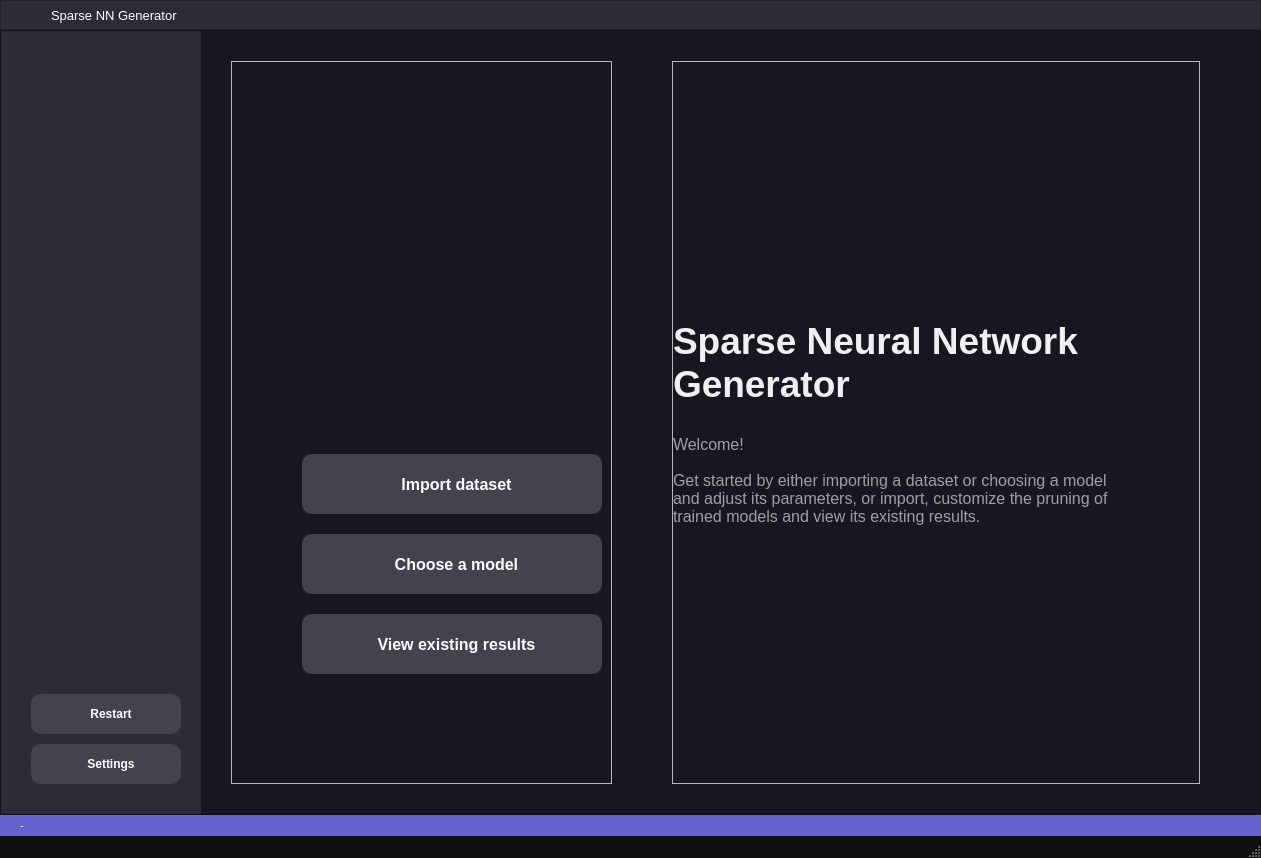
saxovia/bsc-thesis, file file.ui: the form before one commit.
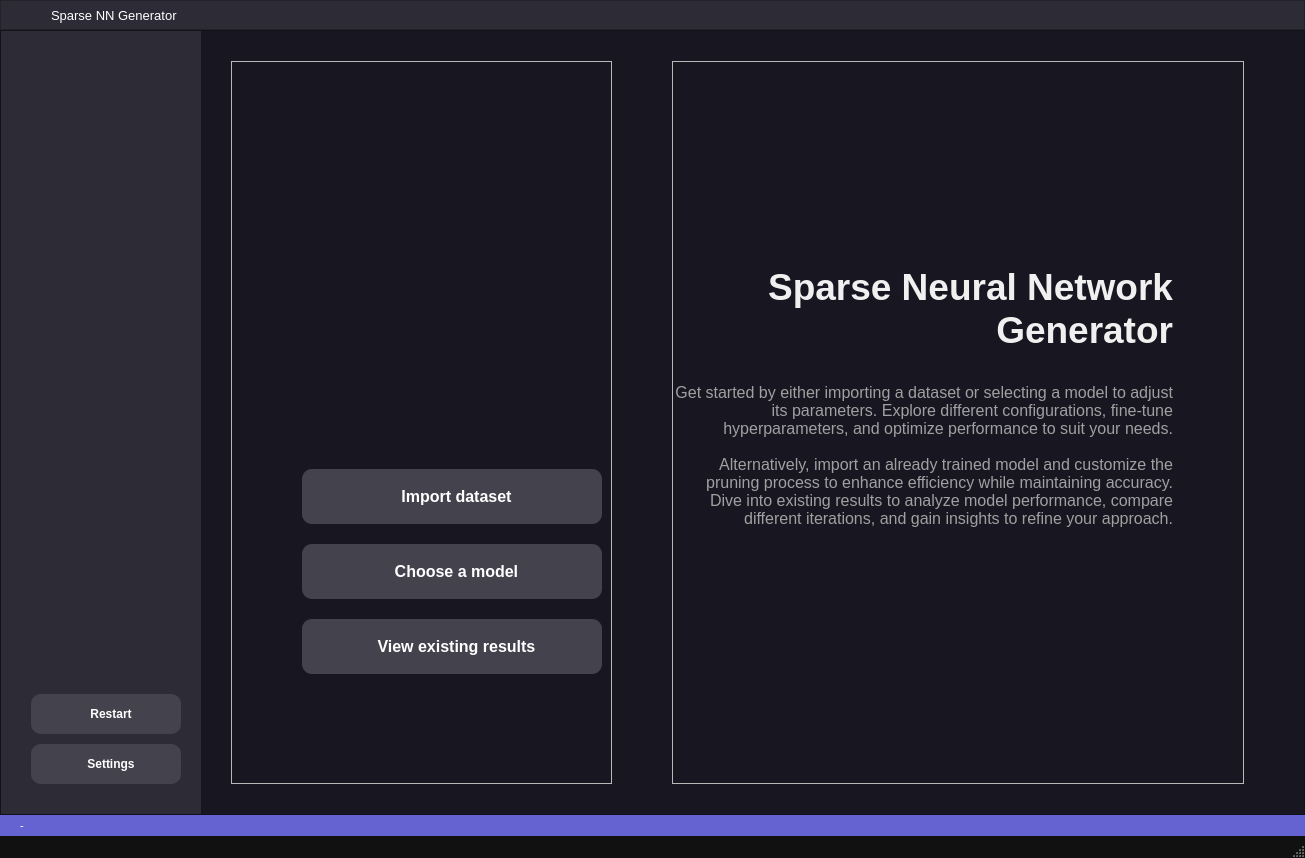
The form after the commit. The open tabs and pages were chosen to show the change. Icons and pictures are not drawn.

Commit message: Adjust Messagebox design and fix a couple of bugs

What changed in the file:
```diff
--- a/file.ui
+++ b/file.ui
@@ -9,7 +9,7 @@
    <rect>
     <x>0</x>
     <y>0</y>
-    <width>1261</width>
+    <width>1305</width>
     <height>858</height>
    </rect>
   </property>
@@ -44,13 +44,13 @@
 }
 
 QScrollArea {
-	background-color: #181621;
+	background-color: transparent;
 	border: none;
 }
 
 
 QScrollBar:vertical {
-	background-color: #121212;
+	background-color: transparent;
 	width: 8px;
 	height: 8px;
 	border-radius: 5px;
@@ -75,7 +75,7 @@
 QTextEdit QScrollBar::sub-line:vertical,
 QScrollBar::add-page:vertical,
 QScrollBar::sub-page:vertical {
-	background-color: #181621;
+	background-color: transparent;
 	border: none
 }
 
@@ -84,7 +84,7 @@
 }
 
 QScrollArea QWidget {
-	background-color: #181621;
+	background-color: transparent;
 }
 
 QLabel {
@@ -107,7 +107,10 @@
 	background-color: #494dca;
 }
 
-#dataset_page .QPushButton,  #model_page .QPushButton, #choose_results .QPushButton, #side_widget .QPushButton{
+#dataset_page .QPushButton,
+#model_page .QPushButton,
+#choose_results .QPushButton,
+#side_widget .QPushButton {
 	background-color: #44424c;
 	color: #fff;
 	border-radius: 10px;
@@ -117,15 +120,15 @@
 	max-height: 40px;
 }
 
-#home_page .QPushButton{
+#home_page .QPushButton {
 	background-color: #44424c;
 	color: #fff;
 	font-size: 16px;
 	border-radius: 10px;
 	min-width: 300px;
 	max-width: 300px;
-	min-height: 60px;
-	max-height: 60px;
+	min-height: 55px;
+	max-height: 55px;
 }
 
 #main_frame .QPushButton:hover {
@@ -172,17 +175,29 @@
 	background-color: #c42b1c;
 }
 
+QComboBox {
+	color: #fff;
+	background-color: #2d2b36;
+	border-radius: 5px;
+	border-color: transparent;
+	padding: 5px;
+	background-color: #2d2b36;
+}
 
 QMessageBox {
 	background-color: black;
 	color: white;
 	border-radius: 10px;
-	font-size: 12px;
-	padding: 100px;
-	border-radius: 10px;
-	border-style: solid;
-	border-width: 20px;
-	border-color: black;
+	font-size: 14px;
+	text-align: center;
+
+}
+
+QMessageBox QLabel {
+	margin: 30px;
+	margin-right: 40px;
+	margin-top: 40px;
+	padding-right: 30px;
 }
 
 QMessageBox QPushButton {
@@ -210,13 +225,11 @@
 QPlainTextEdit {
 	color: #fff;
 	background-color: #2d2b36;
-	border: none;
+	border-radius: 5px;
+	border-color: transparent;
 }
 
-QComboBox {
-	border: none;
-	background-color: #2d2b36;
-}
+
 
 #main_widget {
 	background-image: url(./resources/mainwindow.png);
@@ -227,14 +240,7 @@
 
 #side_widget {
 	background-image: url(./resources/sidewidget.png)
-}
-
- {
-	width: 200px !important;
-	height: 40px !important;
-}
-
-</string>
+}</string>
   </property>
   <widget class="QWidget" name="centralwidget">
    <property name="enabled">
@@ -436,13 +442,19 @@
                    <property name="sizeHint" stdset="0">
                     <size>
                      <width>20</width>
-                     <height>40</height>
+                     <height>30</height>
                     </size>
                    </property>
                   </spacer>
                  </item>
                  <item row="2" column="1">
                   <widget class="QLabel" name="home_text">
+                   <property name="minimumSize">
+                    <size>
+                     <width>500</width>
+                     <height>200</height>
+                    </size>
+                   </property>
                    <property name="maximumSize">
                     <size>
                      <width>600</width>
@@ -458,15 +470,15 @@
                     <string notr="true">color: rgb(160, 160, 160)</string>
                    </property>
                    <property name="text">
-                    <string>Welcome!
+                    <string>Get started by either importing a dataset or selecting a model to adjust its parameters. Explore different configurations, fine-tune hyperparameters, and optimize performance to suit your needs.
 
-Get started by either importing a dataset or choosing a model and adjust its parameters, or import, customize the pruning of trained models and view its existing results.</string>
+Alternatively, import an already trained model and customize the pruning process to enhance efficiency while maintaining accuracy. Dive into existing results to analyze model performance, compare different iterations, and gain insights to refine your approach.</string>
                    </property>
                    <property name="textFormat">
                     <enum>Qt::PlainText</enum>
                    </property>
                    <property name="alignment">
-                    <set>Qt::AlignLeading|Qt::AlignLeft|Qt::AlignTop</set>
+                    <set>Qt::AlignRight|Qt::AlignTop|Qt::AlignTrailing</set>
                    </property>
                    <property name="wordWrap">
                     <bool>true</bool>
@@ -475,6 +487,12 @@
                  </item>
                  <item row="1" column="1">
                   <widget class="QLabel" name="home_main_text">
+                   <property name="minimumSize">
+                    <size>
+                     <width>500</width>
+                     <height>90</height>
+                    </size>
+                   </property>
                    <property name="maximumSize">
                     <size>
                      <width>16777215</width>
@@ -493,6 +511,9 @@
                    <property name="text">
                     <string>Sparse Neural Network Generator</string>
                    </property>
+                   <property name="alignment">
+                    <set>Qt::AlignRight|Qt::AlignTrailing|Qt::AlignVCenter</set>
+                   </property>
                    <property name="wordWrap">
                     <bool>true</bool>
                    </property>
@@ -553,13 +574,13 @@
                    <property name="minimumSize">
                     <size>
                      <width>300</width>
-                     <height>60</height>
+                     <height>55</height>
                     </size>
                    </property>
                    <property name="maximumSize">
                     <size>
                      <width>300</width>
-                     <height>60</height>
+                     <height>55</height>
                     </size>
                    </property>
                    <property name="text">
@@ -576,13 +597,13 @@
                    <property name="minimumSize">
                     <size>
                      <width>300</width>
-                     <height>60</height>
+                     <height>55</height>
                     </size>
                    </property>
                    <property name="maximumSize">
                     <size>
                      <width>300</width>
-                     <height>60</height>
+                     <height>55</height>
                     </size>
                    </property>
                    <property name="text">
@@ -599,13 +620,13 @@
                    <property name="minimumSize">
                     <size>
                      <width>300</width>
-                     <height>60</height>
+                     <height>55</height>
                     </size>
                    </property>
                    <property name="maximumSize">
                     <size>
                      <width>300</width>
-                     <height>60</height>
+                     <height>55</height>
                     </size>
                    </property>
                    <property name="text">
```
Left out of the diff: 46 changed lines with no effect on the pictures. The commit also changes 11 other files.
